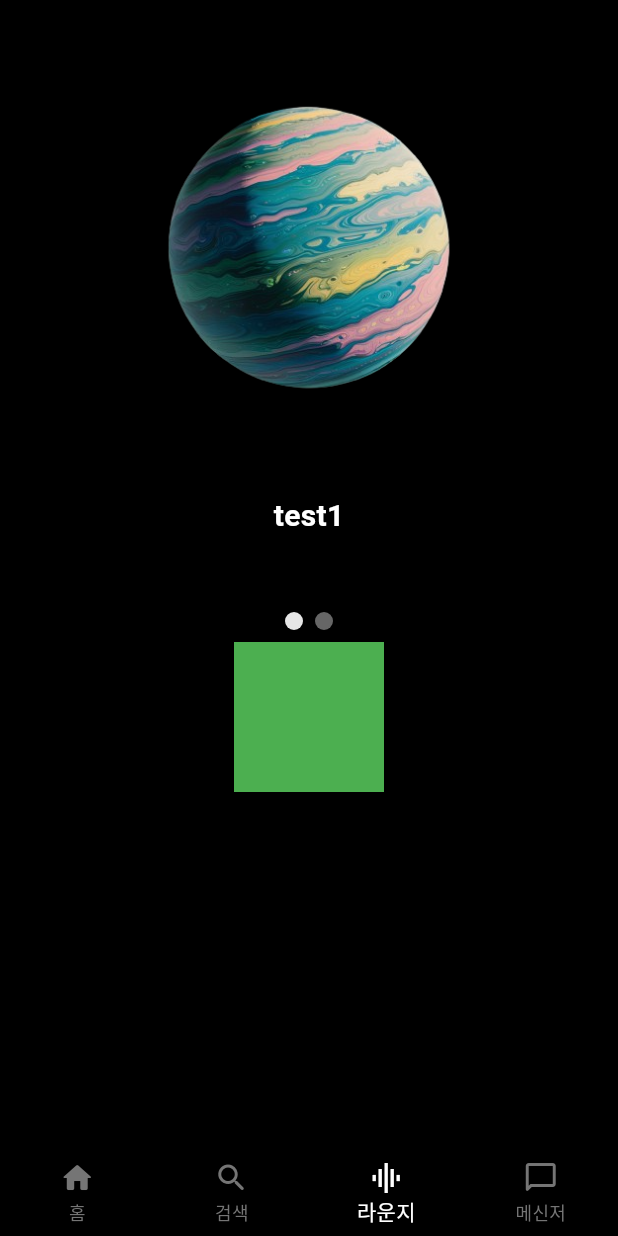
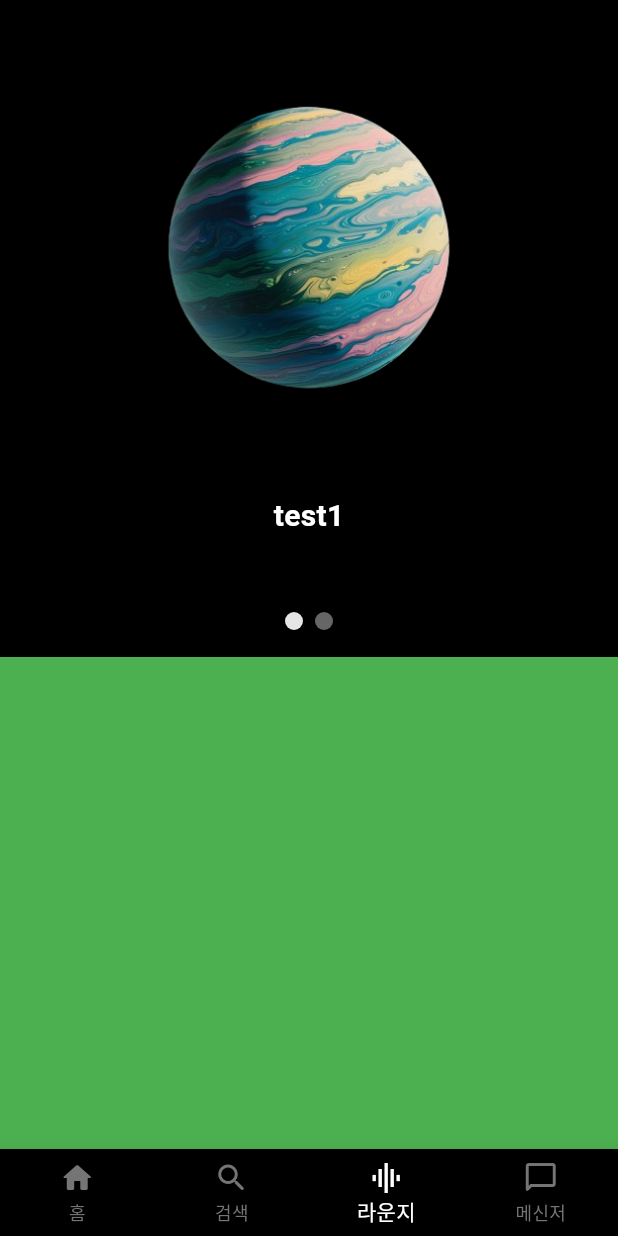
Before and after one commit to Astrum93/Flutter_Music_Is_Life, a Flutter app: the HomeFragment screen opened directly, item 3 of the bottom bar chosen, on a phone screen of 412 x 824 dp. Run offline on Flutter 3.47's test engine with Material 3 defaults, Android fonts, the phone set to English and light mode, and no system bars; drawn by our look-alikes of carousel_slider; our stand-ins replace cloud_firestore, dotted_border, firebase_auth, firebase_core, firebase_messaging, firebase_storage and 4 more; missing offline and left inert: beautiful_soup_dart; accounts and stored records are empty; generated files the repository leaves out were written again; network calls fail.

Commit message:
240403 현재 Slider Item의 인덱스 별 다른 위젯 보이게 수정

```diff
--- a/lib/main/tab/lounge/lounge_screen.dart
+++ b/lib/main/tab/lounge/lounge_screen.dart
@@ -1,3 +1,4 @@
+import 'package:MusicIsLife/common/widget/width_height_widget.dart';
 import 'package:MusicIsLife/main/tab/lounge/slider_items.dart';
 import 'package:carousel_slider/carousel_slider.dart';
 import 'package:flutter/material.dart';
@@ -32,17 +33,22 @@ class _LoungeScreenState extends State<LoungeScreen> {
                 }),
           ),
           LoungeSliderIndicator(controller: _controller, current: _current),
+          height10,
           if (_current == 0)
-            Container(
-              width: 100,
-              height: 100,
-              color: Colors.green,
+            Expanded(
+              child: Container(
+                width: MediaQuery.of(context).size.width,
+                height: MediaQuery.of(context).size.height,
+                color: Colors.green,
+              ),
             ),
           if (_current == 1)
-            Container(
-              width: 100,
-              height: 100,
-              color: Colors.red,
+            Expanded(
+              child: Container(
+                width: MediaQuery.of(context).size.width,
+                height: MediaQuery.of(context).size.height,
+                color: Colors.red,
+              ),
             )
         ],
       ),
```
